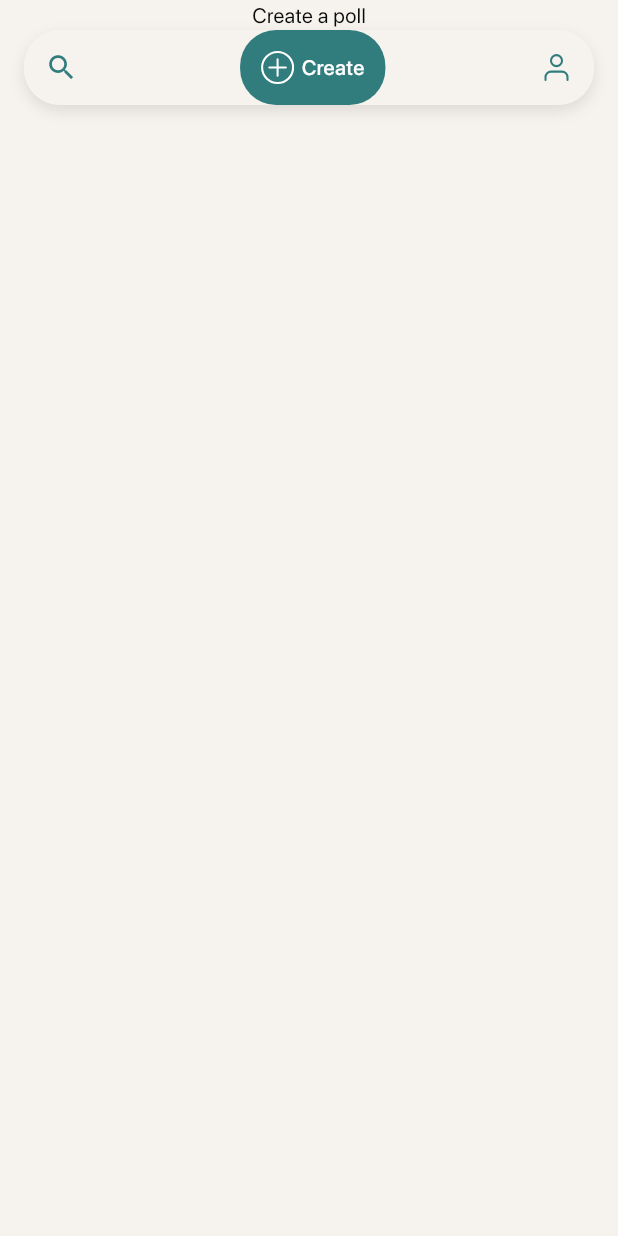
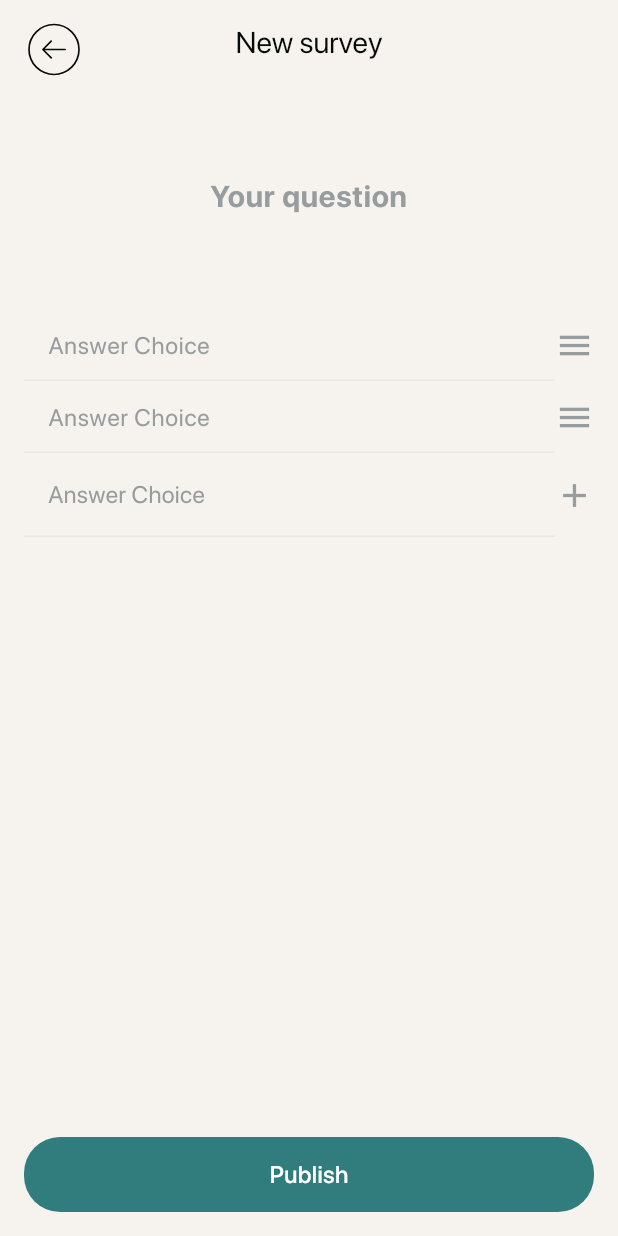
Before and after one commit to ryann254/Surveva-App, a Flutter app: the CreatePollPage screen opened directly, on a phone screen of 412 x 824 dp. Run offline on Flutter 3.47's test engine with Material 3 defaults, Android fonts, the phone set to English and light mode, and no system bars; our stand-ins replace flutter_svg, permission_handler; missing offline and left inert: date_picker_plus, flutter_verification_code; project files that could hold a hidden picture were left out.

Commit message:
feat: add createPollPage ui

```diff
--- a/lib/pages/CreatePollPage.dart
+++ /dev/null
@@ -1,44 +0,0 @@
-import 'package:flutter/material.dart';
-import 'package:surveva_app/pages/discovery/DiscoveryPage.dart';
-import 'package:surveva_app/pages/profile/ProfilePage.dart';
-import 'package:surveva_app/widgets/discoveryWidgets.dart';
-
-class CreatePollPage extends StatefulWidget {
-  const CreatePollPage({super.key});
-
-  @override
-  State<CreatePollPage> createState() => _CreatePollPageState();
-}
-
-class _CreatePollPageState extends State<CreatePollPage> {
-  String navigation = 'create';
-
-  setNavigation(String newNavigation) {
-    if (newNavigation == 'discovery') {
-      Navigator.push(context,
-          MaterialPageRoute(builder: (context) => const DiscoveryPage()));
-    } else {
-      Navigator.push(context,
-          MaterialPageRoute(builder: (context) => const ProfilePage()));
-    }
-  }
-
-  @override
-  Widget build(BuildContext context) {
-    return Scaffold(
-        body: SafeArea(
-            child: Stack(
-      children: [
-        Padding(
-          padding: const EdgeInsets.only(left: 16.0, right: 16.0),
-          child: Column(
-            children: [
-              const Text('Create a poll'),
-              bottomNavigationWidget(navigation, setNavigation, context)
-            ],
-          ),
-        )
-      ],
-    )));
-  }
-}
--- /dev/null
+++ b/lib/pages/create poll/CreatePollPage.dart
@@ -0,0 +1,259 @@
+import 'package:flutter/material.dart';
+import 'package:flutter_svg/svg.dart';
+import 'package:surveva_app/pages/discovery/DiscoveryPage.dart';
+import 'package:surveva_app/pages/profile/ProfilePage.dart';
+
+class CreatePollPage extends StatefulWidget {
+  const CreatePollPage({super.key});
+
+  @override
+  State<CreatePollPage> createState() => _CreatePollPageState();
+}
+
+class _CreatePollPageState extends State<CreatePollPage> {
+  String navigation = 'create';
+  List<TextEditingController> controllers = [
+    TextEditingController(),
+    TextEditingController(),
+    TextEditingController(),
+  ];
+  List<FocusNode> focusNodes = [];
+  // This focusNode is used to remove the focus from the TextField
+  // when the user starts rearranging the textfields.
+  final FocusNode _focusNode = FocusNode();
+
+  setNavigation(String newNavigation) {
+    if (newNavigation == 'discovery') {
+      Navigator.push(context,
+          MaterialPageRoute(builder: (context) => const DiscoveryPage()));
+    } else {
+      Navigator.push(context,
+          MaterialPageRoute(builder: (context) => const ProfilePage()));
+    }
+  }
+
+  @override
+  void initState() {
+    super.initState();
+    for (var _ in controllers) {
+      focusNodes.add(FocusNode());
+    }
+  }
+
+  @override
+  void dispose() {
+    for (var controller in controllers) {
+      controller.dispose();
+    }
+    for (var focusNode in focusNodes) {
+      focusNode.dispose();
+    }
+    _focusNode.dispose();
+    super.dispose();
+  }
+
+  @override
+  Widget build(BuildContext context) {
+    return Scaffold(
+        appBar: appBar(context),
+        body: SafeArea(
+            child: Padding(
+          padding: const EdgeInsets.only(left: 16.0, right: 16.0),
+          child: Column(
+            children: [
+              const SizedBox(
+                height: 62,
+              ),
+              SizedBox(
+                height: 84,
+                width: double.infinity,
+                child: TextField(
+                  maxLines: 6,
+                  textAlign: TextAlign.center,
+                  style: const TextStyle(
+                      fontSize: 20, fontWeight: FontWeight.w600, height: 1.3),
+                  decoration: InputDecoration(
+                    contentPadding:
+                        const EdgeInsets.only(left: 16.0, right: 16.0),
+                    hintText: 'Your question',
+                    hintStyle: TextStyle(
+                      color: Theme.of(context).colorScheme.onTertiary,
+                    ),
+                    filled: false,
+                    border: InputBorder.none,
+                    focusedBorder: InputBorder.none,
+                    enabledBorder: InputBorder.none,
+                    disabledBorder: InputBorder.none,
+                  ),
+                ),
+              ),
+              const SizedBox(
+                height: 4,
+              ),
+              Expanded(
+                child: ReorderableListView.builder(
+                  itemCount: controllers.length,
+                  itemBuilder: (context, index) {
+                    return answerChoice(
+                        context, index == controllers.length - 1, index);
+                  },
+                  onReorder: (int oldIndex, int newIndex) {
+                    setState(() {
+                      if (oldIndex < newIndex) {
+                        newIndex -= 1;
+                      }
+                      final TextEditingController item =
+                          controllers.removeAt(oldIndex);
+                      controllers.insert(newIndex, item);
+                    });
+                  },
+                ),
+              ),
+              GestureDetector(
+                onTap: () {},
+                child: Container(
+                    width: double.infinity,
+                    height: 50,
+                    decoration: BoxDecoration(
+                      color: Theme.of(context).primaryColor,
+                      borderRadius: BorderRadius.circular(24),
+                    ),
+                    child: Center(
+                      child: Text(
+                        'Publish',
+                        style: TextStyle(
+                            color: Theme.of(context).colorScheme.onPrimary,
+                            fontSize: 16,
+                            fontWeight: FontWeight.w500),
+                      ),
+                    )),
+              ),
+              const SizedBox(
+                height: 16,
+              )
+            ],
+          ),
+        )));
+  }
+
+  Widget answerChoice(BuildContext context, bool addChoice, int index) {
+    return Padding(
+      key: ValueKey(controllers[index]),
+      padding: EdgeInsets.zero,
+      child: Row(
+        crossAxisAlignment: CrossAxisAlignment.center,
+        children: [
+          addChoice
+          // Hide the add container if the user has reached the maximum number of answer choices
+              ? controllers.length < 5
+                  ? Expanded(
+                      child: Container(
+                      padding: const EdgeInsets.only(
+                          left: 16.0, right: 16.0, bottom: 16.0, top: 16.0),
+                      decoration: BoxDecoration(
+                        border: Border(
+                          bottom: BorderSide(
+                            color: Theme.of(context).colorScheme.tertiary,
+                            width: 1,
+                          ),
+                        ),
+                      ),
+                      child: Text(
+                        'Answer Choice',
+                        style: TextStyle(
+                            fontSize: 16,
+                            fontWeight: FontWeight.w400,
+                            color: Theme.of(context).colorScheme.onTertiary),
+                      ),
+                    ))
+                  : Container()
+              : Expanded(
+                  child: Container(
+                    height: 48,
+                    decoration: BoxDecoration(
+                      border: Border(
+                        bottom: BorderSide(
+                          color: Theme.of(context).colorScheme.tertiary,
+                          width: 1,
+                        ),
+                      ),
+                    ),
+                    child: TextField(
+                      controller: controllers[index],
+                      focusNode: focusNodes[index],
+                      style: const TextStyle(
+                        fontSize: 16,
+                        fontWeight: FontWeight.w400,
+                      ),
+                      decoration: InputDecoration(
+                        contentPadding:
+                            const EdgeInsets.only(left: 16.0, right: 16.0),
+                        hintText: 'Answer Choice',
+                        hintStyle: TextStyle(
+                          color: Theme.of(context).colorScheme.onTertiary,
+                        ),
+                        filled: false,
+                        border: InputBorder.none,
+                        focusedBorder: InputBorder.none,
+                        enabledBorder: InputBorder.none,
+                        disabledBorder: InputBorder.none,
+                      ),
+                    ),
+                  ),
+                ),
+          addChoice
+          // Hide the add button if the user has reached the maximum number of answer choices
+              ? controllers.length < 5
+                  ? GestureDetector(
+                      child: Icon(
+                        Icons.add,
+                        size: 26,
+                        color: Theme.of(context).colorScheme.onTertiary,
+                      ),
+                      onTap: () {
+                        setState(() {
+                          controllers.insert(
+                              controllers.length - 1, TextEditingController());
+                          focusNodes.insert(focusNodes.length - 1, FocusNode());
+                        });
+                      },
+                    )
+                  : Container()
+              : ReorderableDragStartListener(
+                  index: index,
+                  child: GestureDetector(
+                    onPanDown: (_) {
+                      // Remove focus when starting to drag
+                      FocusScope.of(context).unfocus();
+                    },
+                    child: Icon(
+                      Icons.menu_sharp,
+                      size: 26,
+                      color: Theme.of(context).colorScheme.onTertiary,
+                    ),
+                  ),
+                )
+        ],
+      ),
+    );
+  }
+
+  AppBar appBar(BuildContext context) {
+    return AppBar(
+      leading: GestureDetector(
+        child: Padding(
+          padding: const EdgeInsets.only(left: 16.0, top: 10.0),
+          child: SvgPicture.asset('assets/icons/arrow-left.svg'),
+        ),
+        onTap: () {
+          Navigator.of(context).pop();
+        },
+      ),
+      title: const Text(
+        'New survey',
+        style: TextStyle(fontSize: 20, fontWeight: FontWeight.w400),
+      ),
+      centerTitle: true,
+    );
+  }
+}
--- a/lib/pages/discovery/DiscoveryPage.dart
+++ b/lib/pages/discovery/DiscoveryPage.dart
@@ -1,5 +1,5 @@
 import 'package:flutter/material.dart';
-import 'package:surveva_app/pages/CreatePollPage.dart';
+import 'package:surveva_app/pages/create%20poll/CreatePollPage.dart';
 import 'package:surveva_app/pages/profile/ProfilePage.dart';
 import 'package:surveva_app/pages/discovery/VotingPage.dart';
 import 'package:surveva_app/widgets/discoveryWidgets.dart';
--- a/lib/pages/profile/ProfilePage.dart
+++ b/lib/pages/profile/ProfilePage.dart
@@ -1,6 +1,6 @@
 import 'package:flutter/material.dart';
 import 'package:flutter_svg/svg.dart';
-import 'package:surveva_app/pages/CreatePollPage.dart';
+import 'package:surveva_app/pages/create%20poll/CreatePollPage.dart';
 import 'package:surveva_app/pages/discovery/DiscoveryPage.dart';
 import 'package:surveva_app/pages/discovery/VotingPage.dart';
 import 'package:surveva_app/pages/profile/AccountPage.dart';
--- a/lib/widgets/authWidgets.dart
+++ b/lib/widgets/authWidgets.dart
@@ -240,7 +240,6 @@ SizedBox commentWidget(
 
 SizedBox bioWidget(BuildContext context, String hint) {
   return SizedBox(
-    // height: 50,
     width: double.infinity,
     child: TextField(
       maxLines: 4,
```
